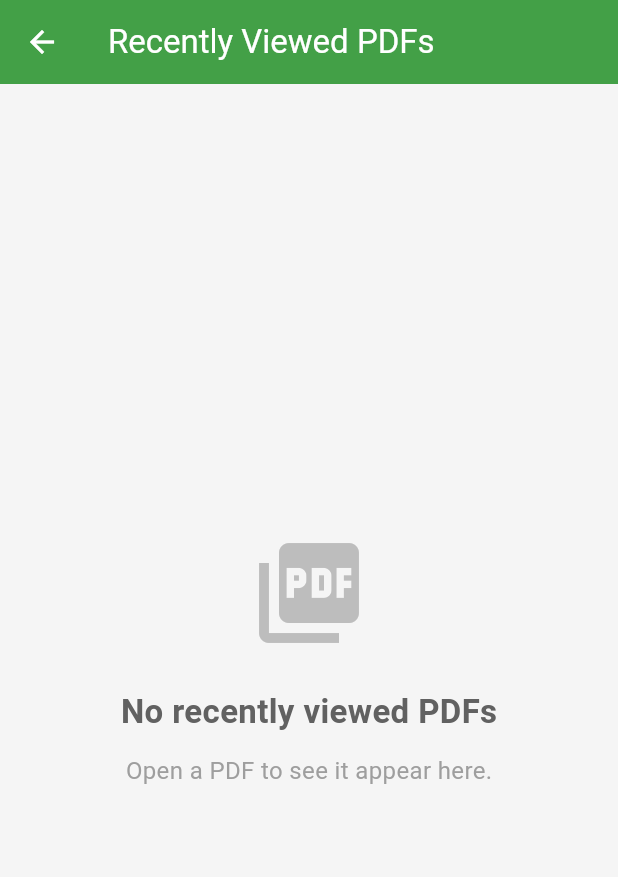
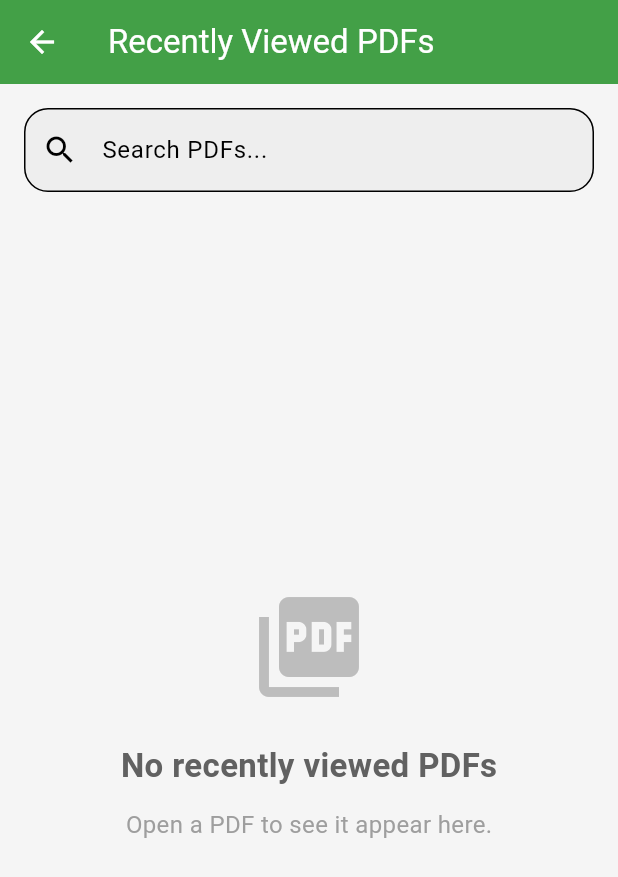
Before and after one commit to levirono/essentials, a Flutter app: the RecentPdfsPage screen opened by its route, on a phone screen of 412 x 824 dp. Shown: the top 877 px of the screen. Run offline on Flutter 3.47's test engine with Material 3 defaults, Android fonts, the phone set to English and light mode, and no system bars; our stand-ins replace file_picker, open_file, share_plus, sqflite; missing offline and left inert: flutter_sharing_intent, syncfusion_flutter_pdfviewer; accounts and stored records are empty; statements that could not run were skipped.

Commit message:
added  a searchbar and tools to recent pdf page

```diff
--- a/lib/UI/recent_pdfs.dart
+++ b/lib/UI/recent_pdfs.dart
@@ -15,6 +15,8 @@ class RecentPdfsPage extends StatefulWidget {
 
 class _RecentPdfsPageState extends State<RecentPdfsPage> {
   late Future<List<RecentPdf>> _recentPdfsFuture;
+  String _searchQuery = '';
+  List<RecentPdf> _allPdfs = [];
 
   @override
   void initState() {
@@ -22,26 +24,114 @@ class _RecentPdfsPageState extends State<RecentPdfsPage> {
     _loadRecentPdfs();
   }
 
-  void _loadRecentPdfs() {
-    _recentPdfsFuture = DatabaseHelper().getRecentPdfs();
+  void _loadRecentPdfs() async {
+    final pdfs = await DatabaseHelper().getRecentPdfs();
+    setState(() {
+      _allPdfs = pdfs;
+    });
+    _recentPdfsFuture = Future.value(pdfs);
+  }
+
+  void _showFileToolbar(RecentPdf pdf) {
+    showModalBottomSheet(
+      context: context,
+      backgroundColor: Colors.transparent,
+      builder:
+          (context) => Container(
+            margin: const EdgeInsets.all(16),
+            padding: const EdgeInsets.symmetric(horizontal: 16, vertical: 12),
+            decoration: BoxDecoration(
+              color: Theme.of(context).colorScheme.surface,
+              borderRadius: BorderRadius.circular(24),
+              boxShadow: [BoxShadow(color: Colors.black26, blurRadius: 8)],
+            ),
+            child: Row(
+              mainAxisAlignment: MainAxisAlignment.spaceEvenly,
+              children: [
+                IconButton(
+                  icon: Icon(
+                    Icons.share,
+                    color: Theme.of(context).colorScheme.primary,
+                  ),
+                  tooltip: 'Share',
+                  onPressed: () async {
+                    Navigator.pop(context);
+                    await Share.shareXFiles([XFile(pdf.filePath)]);
+                  },
+                ),
+                IconButton(
+                  icon: Icon(Icons.delete, color: Colors.red),
+                  tooltip: 'Delete',
+                  onPressed: () async {
+                    Navigator.pop(context);
+                    await DatabaseHelper().deleteRecentPdf(pdf.filePath);
+                    _loadRecentPdfs();
+                  },
+                ),
+                IconButton(
+                  icon: Icon(
+                    Icons.folder_open,
+                    color: Theme.of(context).colorScheme.secondary,
+                  ),
+                  tooltip: 'Open Location',
+                  onPressed: () {
+                    Navigator.pop(context);
+                    _openFileLocation(pdf.filePath);
+                  },
+                ),
+              ],
+            ),
+          ),
+    );
   }
 
   @override
   Widget build(BuildContext context) {
+    final filteredPdfs =
+        _searchQuery.isEmpty
+            ? _allPdfs
+            : _allPdfs
+                .where(
+                  (pdf) => pdf.filePath.toLowerCase().contains(
+                    _searchQuery.toLowerCase(),
+                  ),
+                )
+                .toList();
     return Scaffold(
       appBar: AppBar(title: const Text('Recently Viewed PDFs')),
-      body: FutureBuilder<List<RecentPdf>>(
-        future: _recentPdfsFuture,
-        builder: (context, snapshot) {
-          if (snapshot.connectionState == ConnectionState.waiting) {
-            return const Center(child: CircularProgressIndicator());
-          }
-          if (!snapshot.hasData || snapshot.data!.isEmpty) {
-            return Center(
+      body: Column(
+        children: [
+          Padding(
+            padding: const EdgeInsets.fromLTRB(16, 16, 16, 0),
+            child: TextField(
+              decoration: InputDecoration(
+                hintText: 'Search PDFs...',
+                prefixIcon: Icon(Icons.search),
+                border: OutlineInputBorder(
+                  borderRadius: BorderRadius.circular(16),
+                ),
+                filled: true,
+                fillColor: Colors.grey[200],
+              ),
+              onChanged: (value) {
+                setState(() {
+                  _searchQuery = value;
+                });
+              },
+            ),
+          ),
+          Expanded(
+            child:
+                filteredPdfs.isEmpty
+                    ? Center(
                       child: Column(
                         mainAxisAlignment: MainAxisAlignment.center,
                         children: [
-                  Icon(Icons.picture_as_pdf, size: 80, color: Colors.grey[400]),
+                          Icon(
+                            Icons.picture_as_pdf,
+                            size: 80,
+                            color: Colors.grey[400],
+                          ),
                           const SizedBox(height: 24),
                           Text(
                             'No recently viewed PDFs',
@@ -54,21 +144,28 @@ class _RecentPdfsPageState extends State<RecentPdfsPage> {
                           const SizedBox(height: 12),
                           Text(
                             'Open a PDF to see it appear here.',
-                    style: TextStyle(fontSize: 16, color: Colors.grey[500]),
+                            style: TextStyle(
+                              fontSize: 16,
+                              color: Colors.grey[500],
+                            ),
                           ),
                         ],
                       ),
-            );
-          }
-          final pdfs = snapshot.data!;
-          return ListView.builder(
-            padding: const EdgeInsets.symmetric(vertical: 16, horizontal: 12),
-            itemCount: pdfs.length,
+                    )
+                    : ListView.builder(
+                      padding: const EdgeInsets.symmetric(
+                        vertical: 16,
+                        horizontal: 12,
+                      ),
+                      itemCount: filteredPdfs.length,
                       itemBuilder: (context, index) {
-              final pdf = pdfs[index];
+                        final pdf = filteredPdfs[index];
                         return Card(
                           elevation: 4,
-                margin: const EdgeInsets.symmetric(vertical: 10, horizontal: 4),
+                          margin: const EdgeInsets.symmetric(
+                            vertical: 10,
+                            horizontal: 4,
+                          ),
                           shape: RoundedRectangleBorder(
                             borderRadius: BorderRadius.circular(18),
                           ),
@@ -84,67 +181,9 @@ class _RecentPdfsPageState extends State<RecentPdfsPage> {
                                       ),
                                 ),
                               );
-                    setState(() {
                               _loadRecentPdfs();
-                    });
                             },
-                  onLongPress: () async {
-                    showModalBottomSheet(
-                      context: context,
-                      shape: RoundedRectangleBorder(
-                        borderRadius: BorderRadius.vertical(
-                          top: Radius.circular(18),
-                        ),
-                      ),
-                      builder:
-                          (context) => SafeArea(
-                            child: Column(
-                              mainAxisSize: MainAxisSize.min,
-                              children: [
-                                ListTile(
-                                  leading: Icon(Icons.share),
-                                  title: Text('Share'),
-                                  onTap: () async {
-                                    Navigator.pop(context);
-                                    // Use share_plus for sharing
-                                    // ignore: use_build_context_synchronously
-                                    await Share.shareXFiles([
-                                      XFile(pdf.filePath),
-                                    ]);
-                                  },
-                                ),
-                                ListTile(
-                                  leading: Icon(
-                                    Icons.delete,
-                                    color: Colors.red,
-                                  ),
-                                  title: Text(
-                                    'Delete',
-                                    style: TextStyle(color: Colors.red),
-                                  ),
-                                  onTap: () async {
-                                    Navigator.pop(context);
-                                    await DatabaseHelper().deleteRecentPdf(
-                                      pdf.filePath,
-                                    );
-                                    setState(() {
-                                      _loadRecentPdfs();
-                                    });
-                                  },
-                                ),
-                                ListTile(
-                                  leading: Icon(Icons.folder_open),
-                                  title: Text('Open Location'),
-                                  onTap: () {
-                                    Navigator.pop(context);
-                                    _openFileLocation(pdf.filePath);
-                                  },
-                                ),
-                              ],
-                            ),
-                          ),
-                    );
-                  },
+                            onLongPress: () => _showFileToolbar(pdf),
                             borderRadius: BorderRadius.circular(18),
                             child: ListTile(
                               contentPadding: const EdgeInsets.symmetric(
@@ -189,20 +228,24 @@ class _RecentPdfsPageState extends State<RecentPdfsPage> {
                                 ],
                               ),
                               trailing: IconButton(
-                      icon: const Icon(Icons.delete, color: Colors.red),
+                                icon: const Icon(
+                                  Icons.delete,
+                                  color: Colors.red,
+                                ),
                                 onPressed: () async {
-                        await DatabaseHelper().deleteRecentPdf(pdf.filePath);
-                        setState(() {
+                                  await DatabaseHelper().deleteRecentPdf(
+                                    pdf.filePath,
+                                  );
                                   _loadRecentPdfs();
-                        });
                                 },
                               ),
                             ),
                           ),
                         );
                       },
-          );
-        },
+                    ),
+          ),
+        ],
       ),
     );
   }
```
Lines whose indentation alone changed are shown as unchanged.
